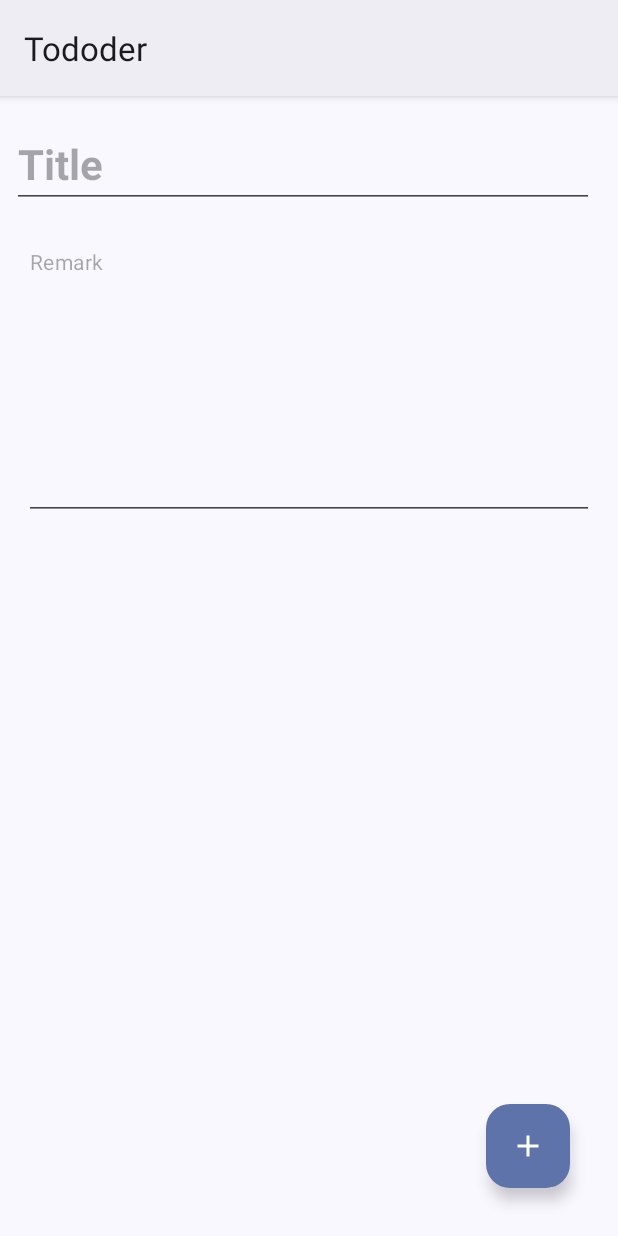
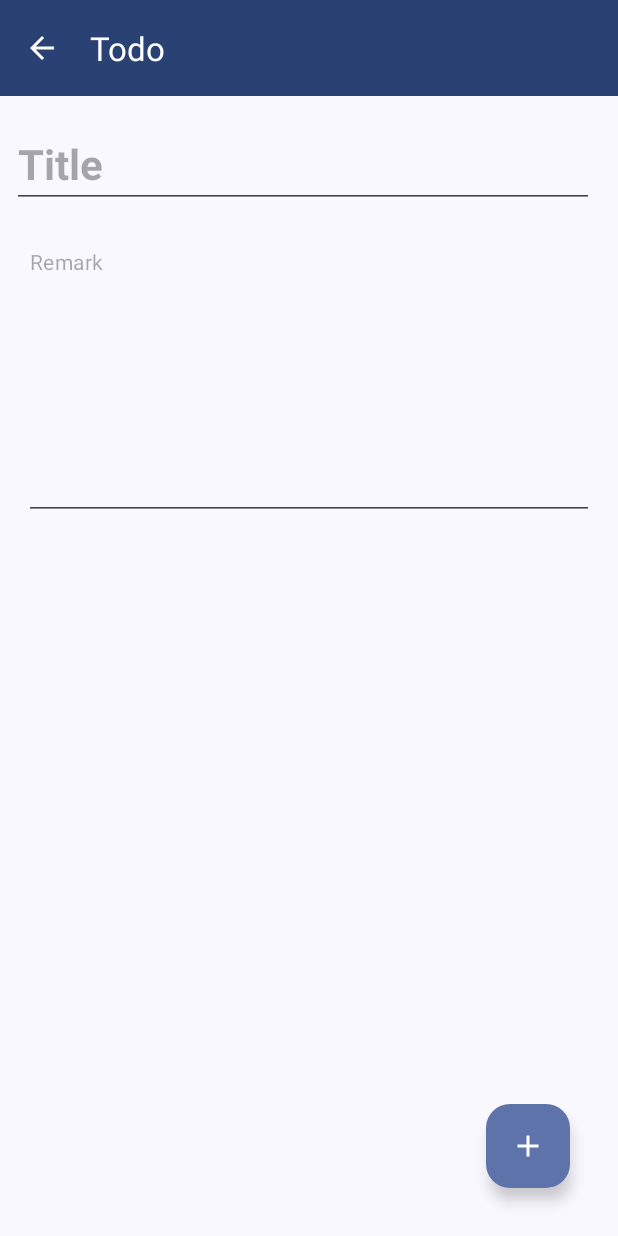
Before and after one commit to Kartex7260/Tododer, an Android app: the fragment TodoDetailScreenFragment placed in its activity, on a phone screen of 412 x 824 dp. Run offline under Robolectric (Android 15) with nearby library versions, the light colour scheme and no system bars; our stand-ins replace Dagger/Hilt's generated code; 8 statements that could not run were skipped.

Commit message:
FEAT: Custom action bar

```diff
--- a/app/src/main/java/kanti/tododer/ui/activities/TodoActivity.kt
+++ b/app/src/main/java/kanti/tododer/ui/activities/TodoActivity.kt
@@ -2,17 +2,22 @@ package kanti.tododer.ui.activities
 
 import androidx.appcompat.app.AppCompatActivity
 import android.os.Bundle
+import com.google.android.material.appbar.MaterialToolbar
 import com.google.android.material.floatingactionbutton.FloatingActionButton
 import dagger.hilt.android.AndroidEntryPoint
 import kanti.tododer.databinding.ActivityTodoBinding
 import kanti.tododer.ui.common.fabowner.IFloatingActionButtonOwner
+import kanti.tododer.ui.common.toolbarowner.IToolbarOwner
 
 @AndroidEntryPoint
-class TodoActivity : AppCompatActivity(), IFloatingActionButtonOwner {
+class TodoActivity : AppCompatActivity(), IFloatingActionButtonOwner, IToolbarOwner {
 
 	private lateinit var viewBinding: ActivityTodoBinding
 	override val floatingActionButton: FloatingActionButton by lazy {
 		viewBinding.floatingActionButtonAddTodo
+	}
+	override val toolbar: MaterialToolbar by lazy {
+		viewBinding.materialToolbar
 	}
 
 	override fun onCreate(savedInstanceState: Bundle?) {
--- /dev/null
+++ b/app/src/main/java/kanti/tododer/ui/common/toolbarowner/IToolbarOwner.kt
@@ -0,0 +1,9 @@
+package kanti.tododer.ui.common.toolbarowner
+
+import com.google.android.material.appbar.MaterialToolbar
+
+interface IToolbarOwner {
+
+	val toolbar: MaterialToolbar
+
+}
--- /dev/null
+++ b/app/src/main/java/kanti/tododer/ui/common/toolbarowner/fragmentExtensions.kt
@@ -0,0 +1,17 @@
+package kanti.tododer.ui.common.toolbarowner
+
+import androidx.fragment.app.Fragment
+import com.google.android.material.appbar.MaterialToolbar
+
+val Fragment.activityToolbar: MaterialToolbar? get() {
+	if (activity == null || activity !is IToolbarOwner)
+		return null
+	return (activity as IToolbarOwner).toolbar
+}
+
+fun Fragment.requireActivityToolbar(): MaterialToolbar {
+	val activity = requireActivity()
+	if (activity !is IToolbarOwner)
+		throw IllegalStateException("Activity not implementation IToolbarOwner")
+	return (activity as IToolbarOwner).toolbar
+}
--- a/app/src/main/java/kanti/tododer/ui/fragments/screens/todo_detail/TodoDetailScreenFragment.kt
+++ b/app/src/main/java/kanti/tododer/ui/fragments/screens/todo_detail/TodoDetailScreenFragment.kt
@@ -8,6 +8,7 @@ import android.view.ViewGroup
 import android.widget.Toast
 import androidx.activity.addCallback
 import androidx.annotation.StringRes
+import androidx.appcompat.content.res.AppCompatResources
 import androidx.fragment.app.Fragment
 import androidx.fragment.app.viewModels
 import androidx.lifecycle.lifecycleScope
@@ -20,6 +21,7 @@ import kanti.tododer.data.model.common.Todo
 import kanti.tododer.data.model.common.toTask
 import kanti.tododer.databinding.FragmentTodoDetailBinding
 import kanti.tododer.ui.common.fabowner.setActivityFabOnClickListener
+import kanti.tododer.ui.common.toolbarowner.requireActivityToolbar
 import kanti.tododer.ui.fragments.common.observe
 import kanti.tododer.ui.fragments.components.todo_data.viewmodel.TodoDataViewModel
 import kanti.tododer.ui.fragments.components.todo_list.viewmodel.TodoListViewModel
@@ -59,6 +61,17 @@ class TodoDetailScreenFragment : Fragment() {
 	override fun onViewCreated(view: View, savedInstanceState: Bundle?) {
 		super.onViewCreated(view, savedInstanceState)
 
+		requireActivityToolbar().apply {
+			title = getString(R.string.todo)
+			navigationIcon = AppCompatResources.getDrawable(
+				requireContext(),
+				R.drawable.baseline_arrow_back_24
+			)
+			setNavigationOnClickListener {
+				viewModel.pop()
+			}
+		}
+
 		requireActivity().onBackPressedDispatcher.addCallback(viewLifecycleOwner) {
 			viewModel.pop()
 		}
@@ -95,6 +108,15 @@ class TodoDetailScreenFragment : Fragment() {
 			val `continue` = showMessageFromTodoDetailUiStateType(uiState.type)
 			if (!`continue`)
 				return@observe
+
+			requireActivityToolbar().apply {
+				if (uiState.todo == null)
+					return@observe
+				title = when (uiState.todo.type) {
+					Todo.Type.TASK -> getString(R.string.task)
+					Todo.Type.PLAN -> getString(R.string.plan)
+				}
+			}
 
 			showProcess(uiState.process)
 			Log.d(
--- a/app/src/main/java/kanti/tododer/ui/fragments/screens/todo_root_list/TodoRootListScreenFragment.kt
+++ b/app/src/main/java/kanti/tododer/ui/fragments/screens/todo_root_list/TodoRootListScreenFragment.kt
@@ -24,6 +24,7 @@ import kanti.tododer.ui.fragments.components.todo_list.viewmodel.TodoListViewMod
 import kanti.tododer.data.model.common.Todo
 import kanti.tododer.data.model.common.fullId
 import kanti.tododer.ui.common.fabowner.setActivityFabOnClickListener
+import kanti.tododer.ui.common.toolbarowner.requireActivityToolbar
 import kanti.tododer.ui.fragments.common.observe
 
 @AndroidEntryPoint
@@ -52,6 +53,11 @@ class TodoRootListScreenFragment : Fragment() {
 
 	override fun onViewCreated(view: View, savedInstanceState: Bundle?) {
 		super.onViewCreated(view, savedInstanceState)
+
+		requireActivityToolbar().apply {
+			title = requireActivity().getString(R.string.app_name)
+			navigationIcon = null
+		}
 
 		setActivityFabOnClickListener {
 			viewModel.createNewPlan()
--- /dev/null
+++ b/app/src/main/res/drawable/baseline_arrow_back_24.xml
@@ -0,0 +1,5 @@
+<vector android:autoMirrored="true" android:height="24dp"
+    android:tint="?attr/colorOnPrimary" android:viewportHeight="24"
+    android:viewportWidth="24" android:width="24dp" xmlns:android="http://schemas.android.com/apk/res/android">
+    <path android:fillColor="@android:color/white" android:pathData="M20,11H7.83l5.59,-5.59L12,4l-8,8 8,8 1.41,-1.41L7.83,13H20v-2z"/>
+</vector>
--- a/app/src/main/res/layout/activity_todo.xml
+++ b/app/src/main/res/layout/activity_todo.xml
@@ -6,16 +6,26 @@
     android:layout_height="match_parent"
     tools:context=".ui.activities.TodoActivity">
 
+    <com.google.android.material.appbar.MaterialToolbar
+        android:id="@+id/materialToolbar"
+        android:layout_width="match_parent"
+        android:layout_height="wrap_content"
+        app:layout_constraintStart_toStartOf="parent"
+        app:layout_constraintTop_toTopOf="parent"
+        android:background="?attr/colorPrimary"
+        app:titleTextColor="?attr/colorOnPrimary"
+        style="@style/Widget.Material3.Toolbar" />
+
     <androidx.fragment.app.FragmentContainerView
         android:id="@+id/navigationHostFragmentTodo"
         android:name="androidx.navigation.fragment.NavHostFragment"
         android:layout_width="0dp"
         android:layout_height="0dp"
+        app:defaultNavHost="true"
+        app:layout_constraintBottom_toBottomOf="parent"
         app:layout_constraintLeft_toLeftOf="parent"
         app:layout_constraintRight_toRightOf="parent"
-        app:layout_constraintTop_toTopOf="parent"
-        app:layout_constraintBottom_toBottomOf="parent"
-        app:defaultNavHost="true"
+        app:layout_constraintTop_toBottomOf="@+id/materialToolbar"
         app:navGraph="@navigation/navigation_todo_list" />
 
     <com.google.android.material.floatingactionbutton.FloatingActionButton
--- a/app/src/main/res/values-night-v24/themes.xml
+++ b/app/src/main/res/values-night-v24/themes.xml
@@ -1,5 +1,5 @@
 <resources xmlns:tools="http://schemas.android.com/tools">
     <!-- Base application theme. -->
-    <style name="Theme.Tododer" parent="Theme.Material3.DayNight">
+    <style name="Theme.Tododer" parent="Theme.Material3.DayNight.NoActionBar">
     </style>
 </resources>
--- a/app/src/main/res/values-night/themes.xml
+++ b/app/src/main/res/values-night/themes.xml
@@ -1,6 +1,6 @@
 <resources xmlns:tools="http://schemas.android.com/tools">
     <!-- Base application theme. -->
-    <style name="Theme.Tododer" parent="Theme.Material3.DayNight">
+    <style name="Theme.Tododer" parent="Theme.Material3.DayNight.NoActionBar">
 <!--        &lt;!&ndash; Primary brand color. &ndash;&gt;-->
 <!--        <item name="colorPrimary">@color/material_dynamic_primary30</item>-->
 <!--        <item name="colorPrimaryVariant">@color/material_dynamic_primary50</item>-->
--- a/app/src/main/res/values-v24/themes.xml
+++ b/app/src/main/res/values-v24/themes.xml
@@ -1,5 +1,5 @@
 <resources xmlns:tools="http://schemas.android.com/tools">
     <!-- Base application theme. -->
-    <style name="Theme.Tododer" parent="Theme.Material3.DayNight">
+    <style name="Theme.Tododer" parent="Theme.Material3.DayNight.NoActionBar">
     </style>
 </resources>
--- a/app/src/main/res/values/strings.xml
+++ b/app/src/main/res/values/strings.xml
@@ -1,6 +1,4 @@
 <resources>
     <string name="app_name" translatable="false">Tododer</string>
 
-    <string name="title">Title</string>
-    <string name="remark">Remark</string>
 </resources>
--- a/app/src/main/res/values/strings_todo_types.xml
+++ b/app/src/main/res/values/strings_todo.xml
@@ -1,5 +1,10 @@
 <?xml version="1.0" encoding="utf-8"?>
 <resources>
+    <string name="todo">Todo</string>
+
     <string name="plan">Plan</string>
     <string name="task">Task</string>
+
+    <string name="title">Title</string>
+    <string name="remark">Remark</string>
 </resources>
--- a/app/src/main/res/values/themes.xml
+++ b/app/src/main/res/values/themes.xml
@@ -1,6 +1,6 @@
 <resources xmlns:tools="http://schemas.android.com/tools">
     <!-- Base application theme. -->
-    <style name="Theme.Tododer" parent="Theme.Material3.DayNight">
+    <style name="Theme.Tododer" parent="Theme.Material3.DayNight.NoActionBar">
         <!-- Primary brand color. -->
         <item name="colorPrimary">@color/material_dynamic_primary60</item>
         <item name="colorPrimaryVariant">@color/material_dynamic_primary40</item>
```
